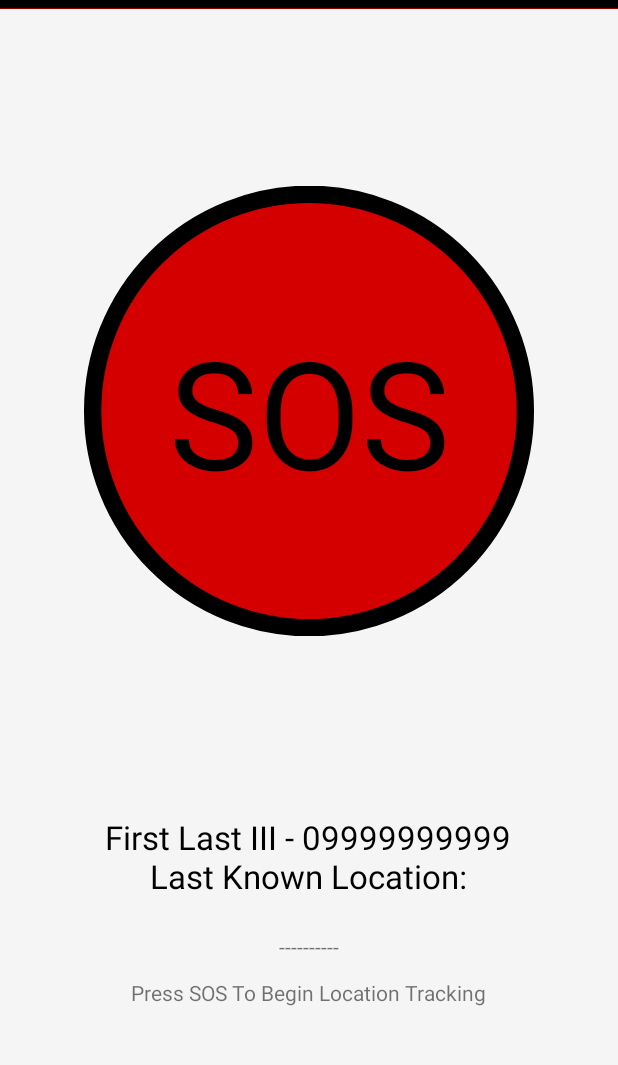
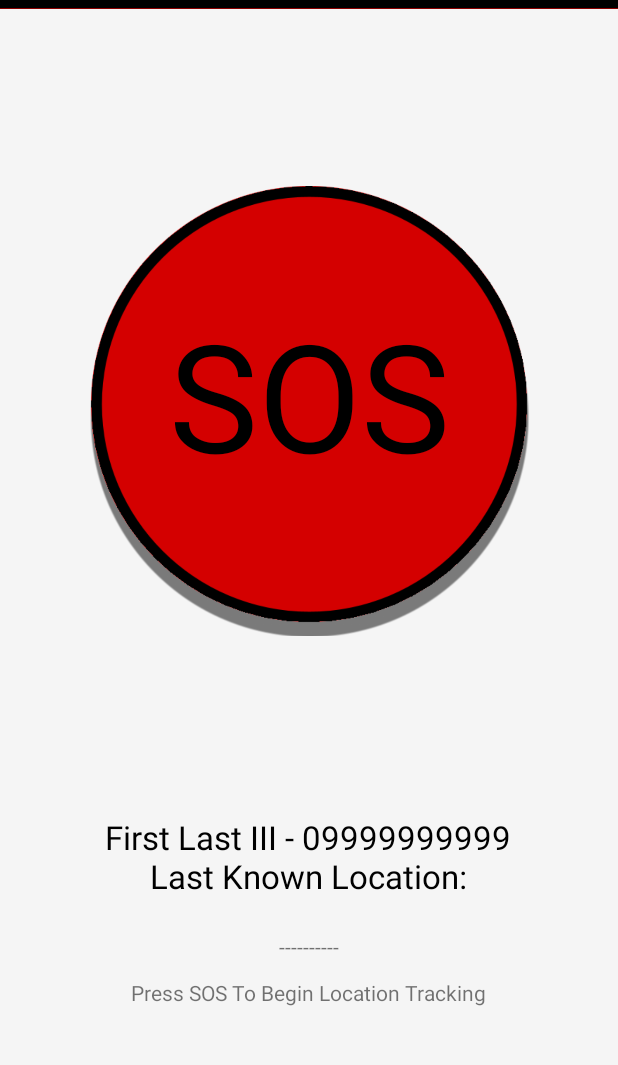
Before and after one commit to manologhernandez/LOCUST, an Android app: the layout fragment_home.xml on its own in the app's theme, with its tools: preview values and no code run, on a phone screen of 412 x 824 dp, the part 160-1225 px from its top. Run offline under Robolectric (Android 15) with nearby library versions, the phone set to English and light mode, and no system bars.

Commit message:
Added Shadow to button

```diff
--- a/app/src/main/res/layout/fragment_home.xml
+++ b/app/src/main/res/layout/fragment_home.xml
@@ -44,7 +44,7 @@
         android:layout_height="300dp"
         android:background="@null"
         android:scaleType="fitCenter"
-        android:src="@drawable/ic_send_location"
+        android:src="@drawable/ic_redbutton"
         app:layout_constraintBottom_toTopOf="@id/text_home_data"
         app:layout_constraintEnd_toEndOf="parent"
         app:layout_constraintStart_toStartOf="parent"
@@ -61,7 +61,8 @@
         app:layout_constraintBottom_toTopOf="@id/text_home_data"
         app:layout_constraintEnd_toEndOf="parent"
         app:layout_constraintStart_toStartOf="parent"
-        app:layout_constraintTop_toBottomOf="@id/view_home_divider" />
+        app:layout_constraintTop_toBottomOf="@id/view_home_divider"
+        app:layout_constraintVertical_bias="0.45" />
 
     <TextView
         android:id="@+id/text_home_data"
```
Also changed, not shown: app/src/main/res/drawable/ic_redbutton.png (added), 1 other file.
